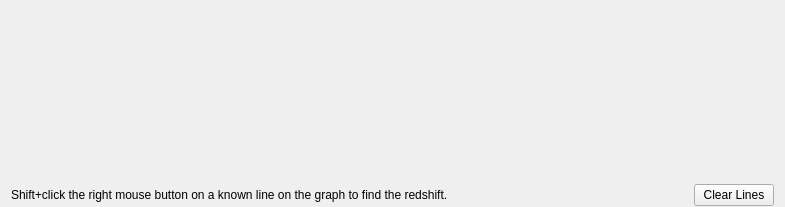
This is code/display/QtPlotter/LineOverlaysTab.ui in radio-astro/casa as Qt 5 draws it before an edit. The edited form follows.
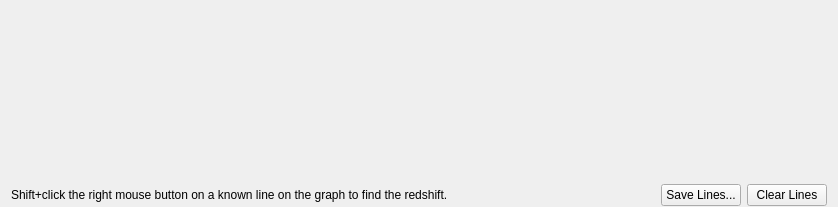
This is the edited form.

Diff of the .ui file:
```diff
--- a/code/display/QtPlotter/LineOverlaysTab.ui
+++ b/code/display/QtPlotter/LineOverlaysTab.ui
@@ -6,7 +6,7 @@
    <rect>
     <x>0</x>
     <y>0</y>
-    <width>785</width>
+    <width>838</width>
     <height>207</height>
    </rect>
   </property>
@@ -71,6 +71,13 @@
        </property>
       </spacer>
      </item>
+     <item>
+      <widget class="QPushButton" name="saveLinesButton">
+       <property name="text">
+        <string>Save Lines...</string>
+       </property>
+      </widget>
+     </item>
      <item>
       <widget class="QPushButton" name="clearLinesButton">
        <property name="text">
```
